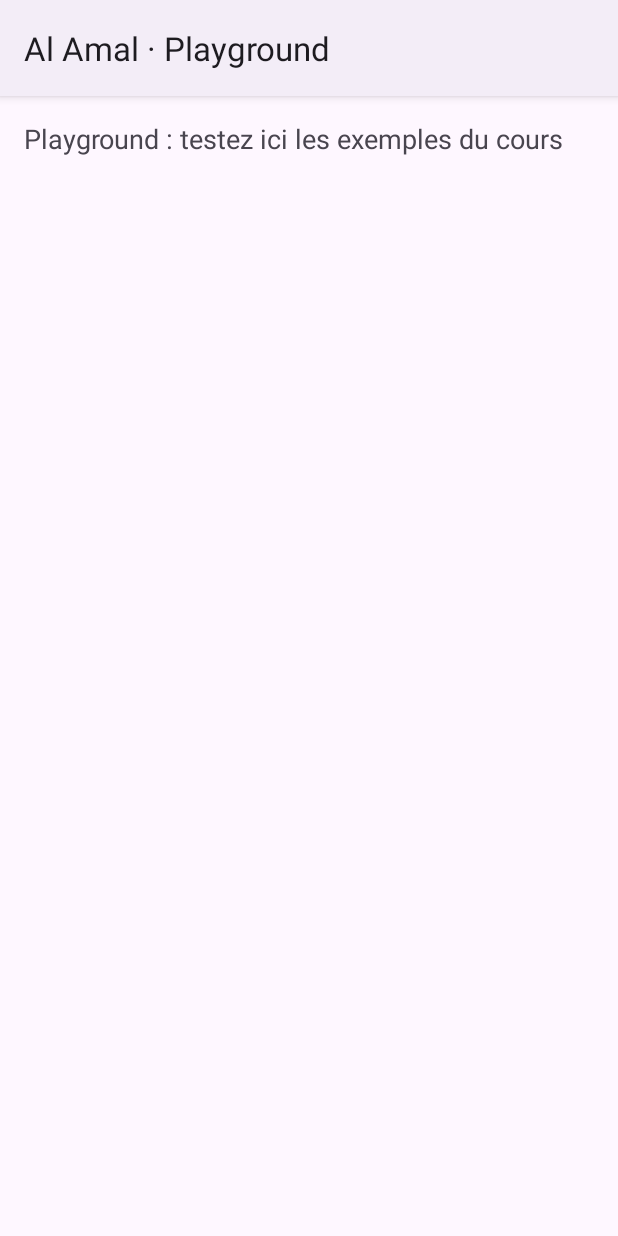
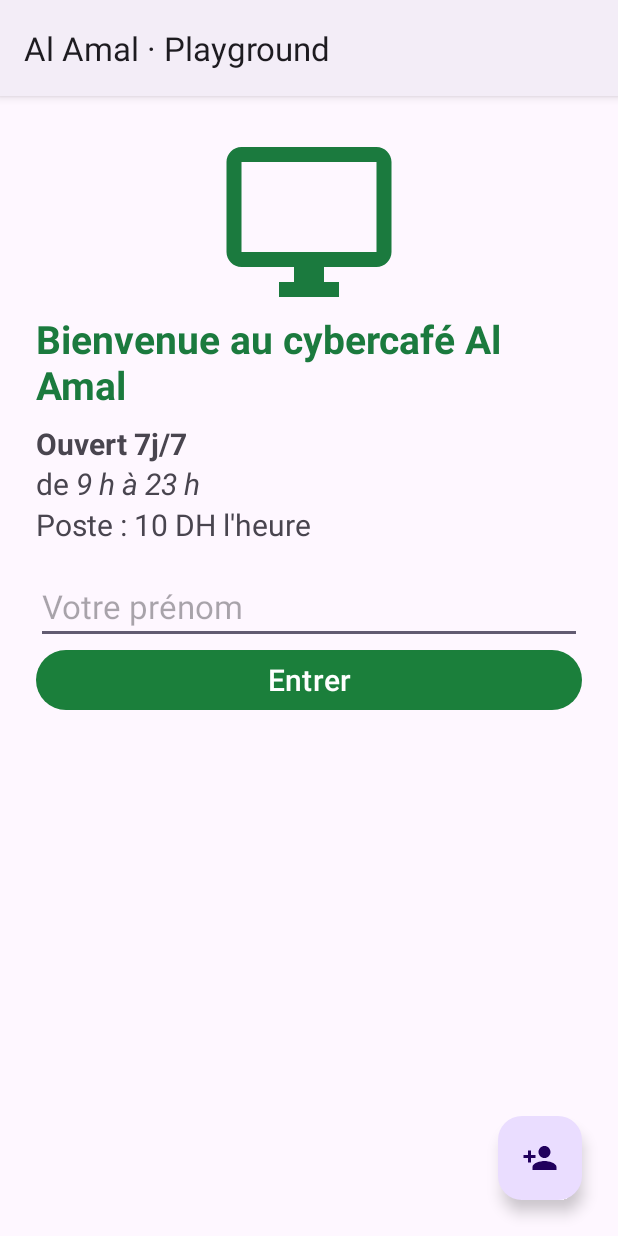
Before and after one commit to mks-zakaria/TP-M203-DEV-UI, an Android app built with Jetpack Compose: the screen it shows after launch (PlaygroundActivity), on a phone screen of 412 x 824 dp. Run offline under Robolectric (Android 15) with nearby library versions, the phone set to English and light mode, and no system bars.

Commit message:
feat: avancement 20-11-2026

```diff
--- a/app/src/main/java/ma/ofppt/ista/alamal/PlaygroundActivity.kt
+++ b/app/src/main/java/ma/ofppt/ista/alamal/PlaygroundActivity.kt
@@ -1,16 +1,34 @@
 package ma.ofppt.ista.alamal
 
 import android.os.Bundle
+import android.view.View
+import android.widget.Button
+import android.widget.EditText
+import android.widget.ImageView
+import android.widget.TextView
 import androidx.appcompat.app.AppCompatActivity
+import com.google.android.material.floatingactionbutton.FloatingActionButton
 
 // MODE COURS (Playground) : écran VIDE pour tester en direct les exemples montrés en cours.
 // Écrivez le layout dans res/layout/activity_playground.xml et le code Kotlin ci-dessous, dans onCreate.
 class PlaygroundActivity : AppCompatActivity() {
+
     override fun onCreate(savedInstanceState: Bundle?) {
         super.onCreate(savedInstanceState)
         setContentView(R.layout.activity_playground)
 
-        // Votre code ici
+        val btn = findViewById<Button>(R.id.btnEntrer)
+        val txtPrenom = findViewById<EditText>(R.id.edtPrenom)
+        val txtAffichage = findViewById<TextView>(R.id.txtSalut)
+        val btnFloat = findViewById<FloatingActionButton>(R.id.fabNouveau)
 
+
+        btn.setOnClickListener {
+            if (txtPrenom.text.toString().trim().isEmpty()){
+                txtPrenom.error = "Entrer votre prenom !!"
+                txtPrenom.requestFocus()
+            }
+        }
     }
+
 }
--- a/app/src/main/res/layout/activity_playground.xml
+++ b/app/src/main/res/layout/activity_playground.xml
@@ -1,16 +1,77 @@
 <?xml version="1.0" encoding="utf-8"?>
-<!-- Playground : écrivez ici le layout des exemples du cours -->
-<LinearLayout xmlns:android="http://schemas.android.com/apk/res/android"
+<FrameLayout xmlns:android="http://schemas.android.com/apk/res/android"
+    xmlns:app="http://schemas.android.com/apk/res-auto"
+    xmlns:tools="http://schemas.android.com/tools"
     android:id="@+id/main"
     android:layout_width="match_parent"
     android:layout_height="match_parent"
-    android:orientation="vertical"
-    android:padding="16dp">
+    tools:context=".PlaygroundActivity">
 
-    <TextView
+    <LinearLayout
+        android:layout_width="match_parent"
+        android:layout_height="wrap_content"
+        android:orientation="vertical"
+        android:padding="24dp">
+
+        <ImageView
+            android:layout_width="120dp"
+            android:layout_height="120dp"
+            android:layout_gravity="center_horizontal"
+            android:src="@drawable/s01_ic_poste"
+            android:contentDescription="Logo du cybercafé" />
+
+        <TextView
+            android:layout_width="wrap_content"
+            android:layout_height="wrap_content"
+            android:layout_gravity="center_horizontal"
+            android:text="@string/s01_bienvenue"
+            android:textSize="26sp"
+            android:textStyle="bold"
+            android:textColor="#1B7A3E" />
+
+        <TextView
+            android:layout_width="wrap_content"
+            android:layout_height="wrap_content"
+            android:layout_marginTop="8dp"
+            android:text="@string/s01_horaires"
+            android:textSize="20sp" />
+
+        <TextView
+            android:layout_width="wrap_content"
+            android:layout_height="wrap_content"
+            android:text="@string/s01_tarif"
+            android:textSize="20sp" />
+
+        <EditText
+            android:id="@+id/edtPrenom"
+            android:layout_width="match_parent"
+            android:layout_height="wrap_content"
+            android:layout_marginTop="16dp"
+            android:hint="Votre prénom"
+            android:inputType="textPersonName"
+            android:textSize="22sp" />
+
+        <Button
+            android:id="@+id/btnEntrer"
+            android:layout_width="match_parent"
+            android:layout_height="wrap_content"
+            android:text="Entrer"
+            android:textSize="20sp" />
+
+        <TextView
+            android:id="@+id/txtSalut"
+            android:layout_width="wrap_content"
+            android:layout_height="wrap_content"
+            android:layout_marginTop="8dp"
+            android:textSize="22sp" />
+    </LinearLayout>
+
+    <com.google.android.material.floatingactionbutton.FloatingActionButton
+        android:id="@+id/fabNouveau"
         android:layout_width="wrap_content"
         android:layout_height="wrap_content"
-        android:text="Playground : testez ici les exemples du cours"
-        android:textSize="18sp" />
-
-</LinearLayout>
+        android:layout_gravity="bottom|end"
+        android:layout_margin="24dp"
+        android:src="@drawable/s01_ic_ajouter"
+        android:contentDescription="Nouveau client" />
+</FrameLayout>
```
